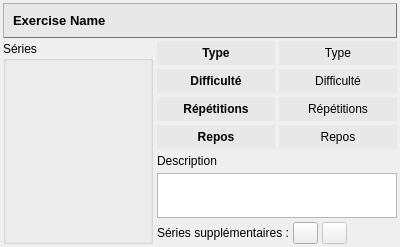
Qt form src/exercisewidget.ui (oktal/bodeasy) before a commit.
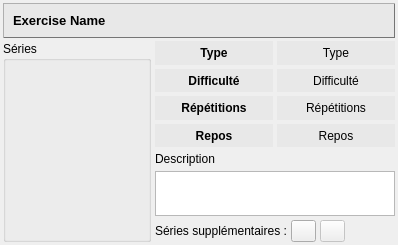
The same form after that commit. Icons and pictures are not drawn.

```diff
--- a/src/exercisewidget.ui
+++ b/src/exercisewidget.ui
@@ -6,8 +6,8 @@
    <rect>
     <x>0</x>
     <y>0</y>
-    <width>400</width>
-    <height>247</height>
+    <width>398</width>
+    <height>245</height>
    </rect>
   </property>
   <property name="sizePolicy">
@@ -32,9 +32,6 @@
    </property>
    <item>
     <widget class="QFrame" name="headerFrame">
-     <property name="styleSheet">
-      <string notr="true"/>
-     </property>
      <property name="frameShape">
       <enum>QFrame::StyledPanel</enum>
      </property>
@@ -94,8 +91,8 @@
             <rect>
              <x>0</x>
              <y>0</y>
-             <width>129</width>
-             <height>177</height>
+             <width>127</width>
+             <height>175</height>
             </rect>
            </property>
            <property name="styleSheet">
@@ -337,6 +334,9 @@
          <property name="readOnly">
           <bool>true</bool>
          </property>
+         <property name="tabStopWidth">
+          <number>40</number>
+         </property>
         </widget>
        </item>
        <item row="6" column="0" colspan="2">
```
Left out of the diff: 6 changed lines with no effect on the pictures.
